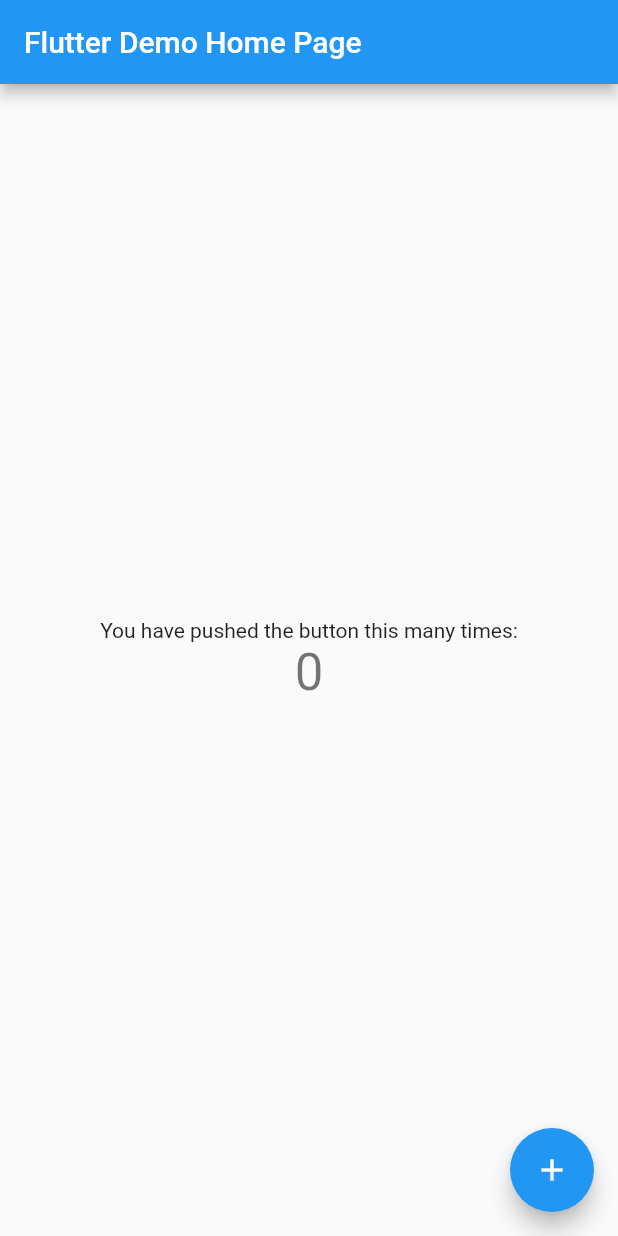
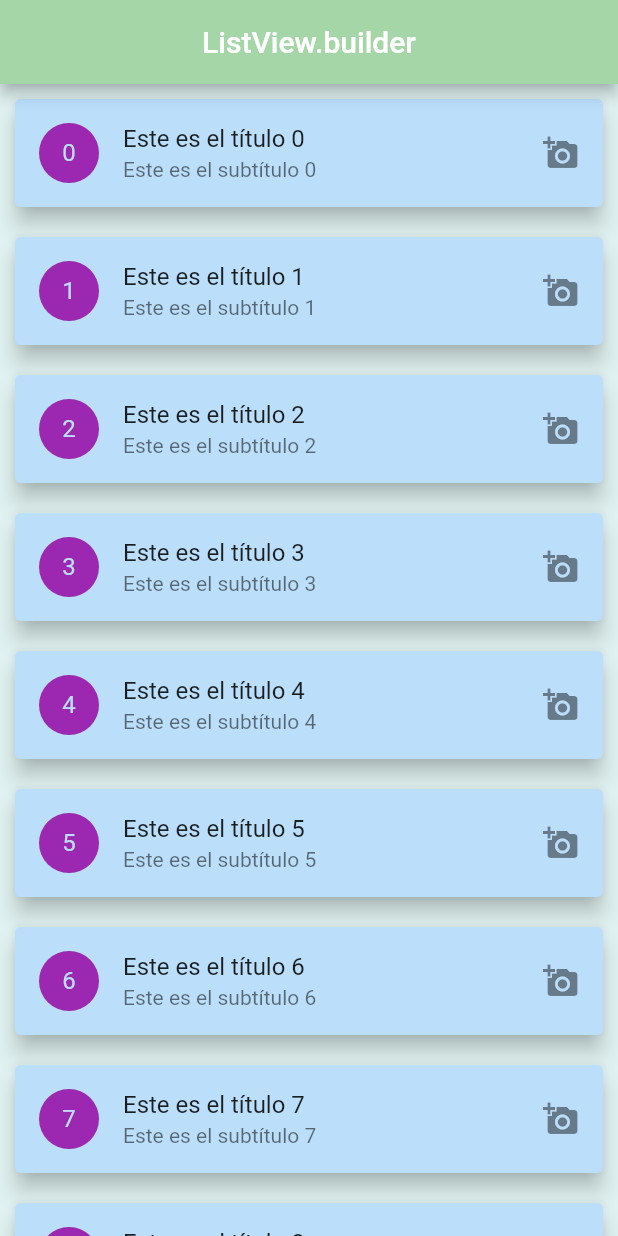
Before and after one commit to luigialejandro/flutter_listview_listtile_example, a Flutter app: the screen it shows after launch, on a phone screen of 412 x 824 dp. Run offline on Flutter 3.47's test engine with Material 2 defaults, Android fonts, the phone set to English and light mode, and no system bars.

Commit message:
The building of my sketch is ready. It is a simple but illustrative UI which shows the power of ListView Widget

```diff
--- a/lib/main.dart
+++ b/lib/main.dart
@@ -1,115 +1,48 @@
 import 'package:flutter/material.dart';
 
 void main() {
-  runApp(const MyApp());
+  runApp(MyHomePage());
 }
 
-class MyApp extends StatelessWidget {
-  const MyApp({Key? key}) : super(key: key);
+class MyHomePage extends StatelessWidget {
+  // Generate some dummy data
+  final List increasinglyList = List.generate(1000, (index) {
+    return {
+      "id": index,
+      "title": "Este es el título $index",
+      "subtitle": "Este es el subtítulo $index"
+    };
+  });
 
-  // This widget is the root of your application.
   @override
   Widget build(BuildContext context) {
     return MaterialApp(
-      title: 'Flutter Demo',
-      theme: ThemeData(
-        // This is the theme of your application.
-        //
-        // Try running your application with "flutter run". You'll see the
-        // application has a blue toolbar. Then, without quitting the app, try
-        // changing the primarySwatch below to Colors.green and then invoke
-        // "hot reload" (press "r" in the console where you ran "flutter run",
-        // or simply save your changes to "hot reload" in a Flutter IDE).
-        // Notice that the counter didn't reset back to zero; the application
-        // is not restarted.
-        primarySwatch: Colors.blue,
-      ),
-      home: const MyHomePage(title: 'Flutter Demo Home Page'),
+      debugShowCheckedModeBanner: false,
+      home: Scaffold(
+          backgroundColor: Colors.teal[50],
+          appBar: AppBar(
+            title: Text('ListView.builder'),
+            centerTitle: true,
+            backgroundColor: Colors.green[200],
+          ),
+          body: SafeArea(
+              child: ListView.builder(
+            itemCount: increasinglyList.length,
+            itemBuilder: (context, index) => Card(
+              color: Colors.blue[100],
+              elevation: 6,
+              margin: EdgeInsets.all(10),
+              child: ListTile(
+                leading: CircleAvatar(
+                  child: Text(increasinglyList[index]["id"].toString()),
+                  backgroundColor: Colors.purple,
+                ),
+                title: Text(increasinglyList[index]["title"]),
+                subtitle: Text(increasinglyList[index]["subtitle"]),
+                trailing: Icon(Icons.add_a_photo),
+              ),
+            ),
+          ))),
     );
   }
 }
-
-class MyHomePage extends StatefulWidget {
-  const MyHomePage({Key? key, required this.title}) : super(key: key);
-
-  // This widget is the home page of your application. It is stateful, meaning
-  // that it has a State object (defined below) that contains fields that affect
-  // how it looks.
-
-  // This class is the configuration for the state. It holds the values (in this
-  // case the title) provided by the parent (in this case the App widget) and
-  // used by the build method of the State. Fields in a Widget subclass are
-  // always marked "final".
-
-  final String title;
-
-  @override
-  State<MyHomePage> createState() => _MyHomePageState();
-}
-
-class _MyHomePageState extends State<MyHomePage> {
-  int _counter = 0;
-
-  void _incrementCounter() {
-    setState(() {
-      // This call to setState tells the Flutter framework that something has
-      // changed in this State, which causes it to rerun the build method below
-      // so that the display can reflect the updated values. If we changed
-      // _counter without calling setState(), then the build method would not be
-      // called again, and so nothing would appear to happen.
-      _counter++;
-    });
-  }
-
-  @override
-  Widget build(BuildContext context) {
-    // This method is rerun every time setState is called, for instance as done
-    // by the _incrementCounter method above.
-    //
-    // The Flutter framework has been optimized to make rerunning build methods
-    // fast, so that you can just rebuild anything that needs updating rather
-    // than having to individually change instances of widgets.
-    return Scaffold(
-      appBar: AppBar(
-        // Here we take the value from the MyHomePage object that was created by
-        // the App.build method, and use it to set our appbar title.
-        title: Text(widget.title),
-      ),
-      body: Center(
-        // Center is a layout widget. It takes a single child and positions it
-        // in the middle of the parent.
-        child: Column(
-          // Column is also a layout widget. It takes a list of children and
-          // arranges them vertically. By default, it sizes itself to fit its
-          // children horizontally, and tries to be as tall as its parent.
-          //
-          // Invoke "debug painting" (press "p" in the console, choose the
-          // "Toggle Debug Paint" action from the Flutter Inspector in Android
-          // Studio, or the "Toggle Debug Paint" command in Visual Studio Code)
-          // to see the wireframe for each widget.
-          //
-          // Column has various properties to control how it sizes itself and
-          // how it positions its children. Here we use mainAxisAlignment to
-          // center the children vertically; the main axis here is the vertical
-          // axis because Columns are vertical (the cross axis would be
-          // horizontal).
-          mainAxisAlignment: MainAxisAlignment.center,
-          children: <Widget>[
-            const Text(
-              'You have pushed the button this many times:',
-            ),
-            Text(
-              '$_counter',
-              style: Theme.of(context).textTheme.headline4,
-            ),
-          ],
-        ),
-      ),
-      floatingActionButton: FloatingActionButton(
-        onPressed: _incrementCounter,
-        tooltip: 'Increment',
-        child: const Icon(Icons.add),
-      ), // This trailing comma makes auto-formatting nicer for build methods.
-    );
-  }
-}
```
Also changed, not shown: 1 other file.
